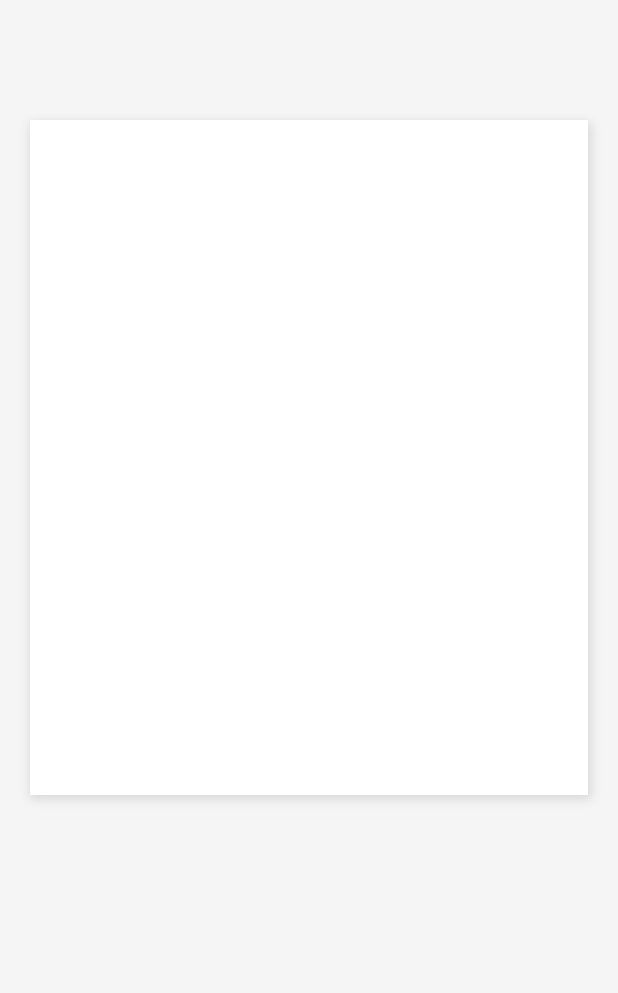
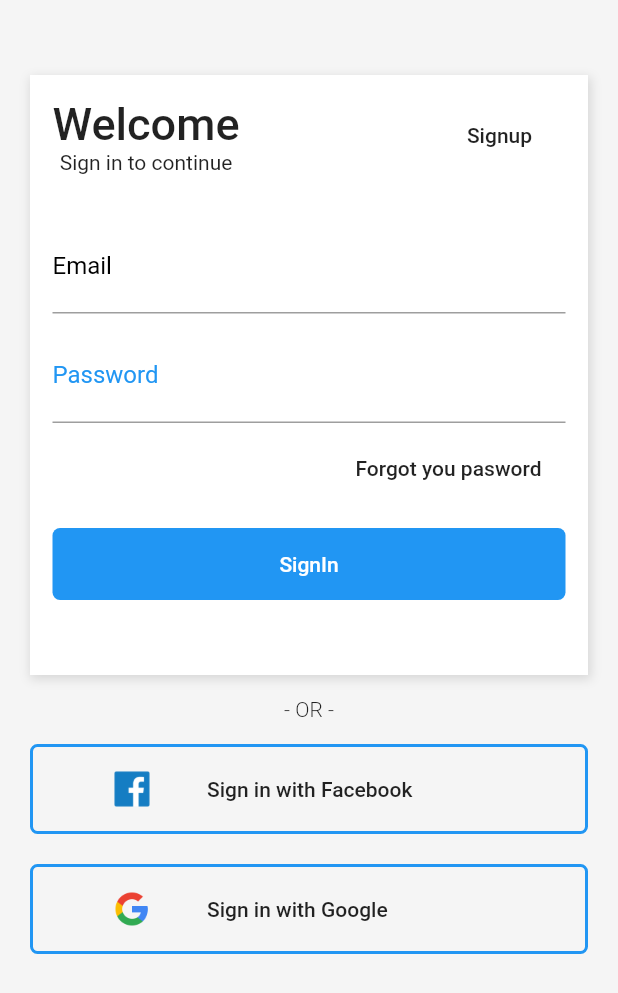
Before and after one commit to pedrosales/shopping, a Flutter app: the screen it shows after launch, on a phone screen of 412 x 824 dp. Shown: the top 993 px of the screen. Run offline on Flutter 3.47's test engine with Material 2 defaults, Android fonts, the phone set to English and light mode, and no system bars.

Commit message:
tela login

```diff
--- a/lib/pages/login.page.dart
+++ b/lib/pages/login.page.dart
@@ -7,7 +7,7 @@ class LoginPage extends StatelessWidget {
       body: Container(
         color: Color(0xFFF5F5F5),
         padding: EdgeInsets.only(
-          top: 80,
+          top: 50,
           left: 20,
           right: 20,
           bottom: 40,
@@ -15,7 +15,7 @@ class LoginPage extends StatelessWidget {
         child: Column(
           children: <Widget>[
             Container(
-              height: 450,
+              height: 400,
               decoration: BoxDecoration(
                 color: Colors.white,
                 boxShadow: [
@@ -27,6 +27,164 @@ class LoginPage extends StatelessWidget {
                   ),
                 ],
               ),
+              child: Padding(
+                padding: EdgeInsets.all(15),
+                child: ListView(
+                  children: <Widget>[
+                    Row(
+                      mainAxisAlignment: MainAxisAlignment.spaceBetween,
+                      children: <Widget>[
+                        Column(
+                          children: <Widget>[
+                            Text(
+                              "Welcome",
+                              style: TextStyle(
+                                fontSize: 30,
+                                fontWeight: FontWeight.w500,
+                              ),
+                            ),
+                            Text("Sign in to continue"),
+                          ],
+                        ),
+                        FlatButton(
+                          child: Text("Signup"),
+                          onPressed: () {},
+                        ),
+                      ],
+                    ),
+                    SizedBox(
+                      height: 30,
+                    ),
+                    TextFormField(
+                      // autofocus: true,
+                      keyboardType: TextInputType.emailAddress,
+                      decoration: InputDecoration(
+                        labelText: "Email",
+                        labelStyle: TextStyle(
+                          color: Colors.black,
+                          fontWeight: FontWeight.w400,
+                          fontSize: 16,
+                        ),
+                      ),
+                      style: TextStyle(
+                        fontSize: 20,
+                      ),
+                    ),
+                    SizedBox(
+                      height: 10,
+                    ),
+                    TextFormField(
+                      keyboardType: TextInputType.text,
+                      obscureText: true,
+                      decoration: InputDecoration(
+                        labelText: "Password",
+                        labelStyle: TextStyle(
+                          color: Theme.of(context).primaryColor,
+                          fontWeight: FontWeight.w400,
+                          fontSize: 16,
+                        ),
+                      ),
+                      style: TextStyle(
+                        fontSize: 20,
+                      ),
+                    ),
+                    SizedBox(
+                      height: 10,
+                    ),
+                    Container(
+                      height: 40,
+                      alignment: Alignment.centerRight,
+                      child: FlatButton(
+                        child: Text("Forgot you pasword"),
+                        onPressed: () {},
+                      ),
+                    ),
+                    SizedBox(
+                      height: 20,
+                    ),
+                    Container(
+                      decoration: BoxDecoration(
+                        color: Colors.blue,
+                        borderRadius: BorderRadius.all(Radius.circular(5)),
+                      ),
+                      child: FlatButton(
+                        onPressed: () {},
+                        child: Text("SignIn",
+                            style: TextStyle(color: Colors.white)),
+                      ),
+                    ),
+                  ],
+                ),
+              ),
+            ),
+            Container(
+              padding: EdgeInsets.only(top: 15, bottom: 15),
+              child: Text(
+                "- OR -",
+                style: TextStyle(
+                  fontSize: 14,
+                  fontWeight: FontWeight.w300,
+                ),
+              ),
+            ),
+            Container(
+              width: double.infinity,
+              height: 60,
+              decoration: BoxDecoration(
+                border: Border.all(
+                  width: 2.0,
+                  color: Theme.of(context).accentColor,
+                ),
+                borderRadius: BorderRadius.all(
+                  Radius.circular(5),
+                ),
+              ),
+              child: FlatButton(
+                child: Row(
+                  children: <Widget>[
+                    Container(
+                      height: 24,
+                      width: 100,
+                      child: Image.asset(
+                        "assets/facebook.png",
+                      ),
+                    ),
+                    Text("Sign in with Facebook")
+                  ],
+                ),
+                onPressed: () {},
+              ),
+            ),
+            SizedBox(
+              height: 20,
+            ),
+            Container(
+              width: double.infinity,
+              height: 60,
+              decoration: BoxDecoration(
+                border: Border.all(
+                  width: 2.0,
+                  color: Theme.of(context).accentColor,
+                ),
+                borderRadius: BorderRadius.all(
+                  Radius.circular(5),
+                ),
+              ),
+              child: FlatButton(
+                child: Row(
+                  children: <Widget>[
+                    Container(
+                      height: 24,
+                      width: 100,
+                      child: Image.asset(
+                        "assets/google.png",
+                      ),
+                    ),
+                    Text("Sign in with Google")
+                  ],
+                ),
+                onPressed: () {},
+              ),
             ),
           ],
         ),
```
Also changed, not shown: pubspec.yaml (+18 -0 lines), assets/Icon_Devices.png (added), assets/Icon_Gadgets.png (added), assets/Icon_Gaming.png (added), assets/Icon_Mens_Shoe.png (added), assets/Icon_Womens_Shoe.png (added), assets/facebook.png (added), assets/google.png (added), assets/product-1.png (added), assets/product-10.png (added), assets/product-2.png (added), assets/product-3.png (added), assets/product-4.png (added), assets/product-5.png (added), 4 more files, 1 other file.
